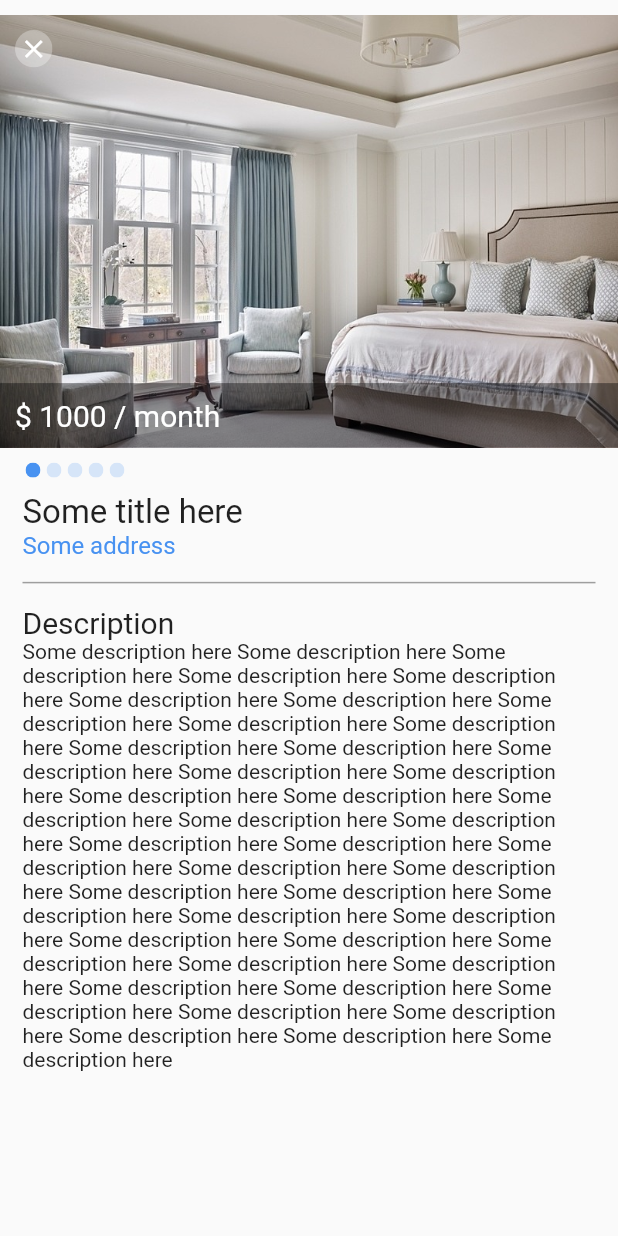
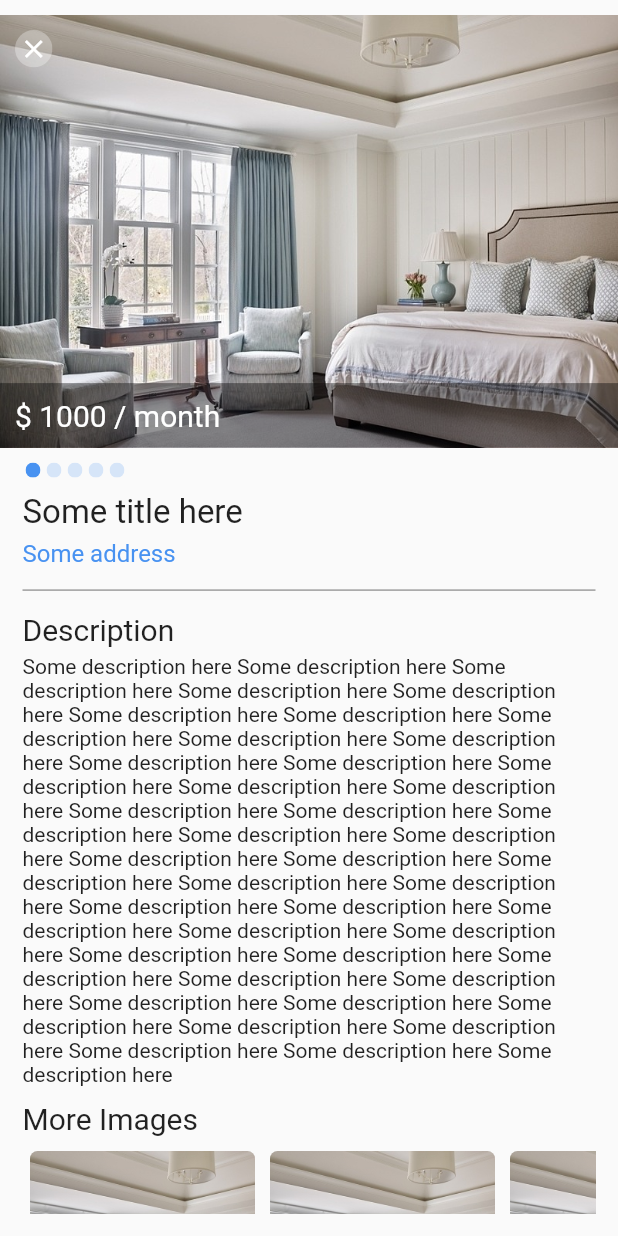
Before and after one commit to izaanjahangir/find-a-room-flutter, a Flutter app: the PostDetails screen opened by its route, on a phone screen of 412 x 824 dp. Run offline on Flutter 3.47's test engine with Material 2 defaults, Android fonts, the phone set to English and light mode, and no system bars; drawn by our look-alikes of carousel_slider, touchable_opacity; our stand-ins replace flutter_easyloading, geolocator, google_maps_flutter.

Commit message:
UI improvements

```diff
--- /dev/null
+++ b/lib/screens/post_details/more_Images.dart
@@ -0,0 +1,32 @@
+import 'package:flutter/material.dart';
+import 'package:flutter/rendering.dart';
+
+class MoreImages extends StatelessWidget {
+  @override
+  Widget build(BuildContext context) {
+    return Container(
+      margin: const EdgeInsets.only(top: 10),
+      child: SingleChildScrollView(
+        scrollDirection: Axis.horizontal,
+        child: Row(
+          children: [
+            ...[1, 2, 3, 4, 5].map((i) {
+              return Container(
+                margin: const EdgeInsets.symmetric(horizontal: 5),
+                child: ClipRRect(
+                  borderRadius: const BorderRadius.all(Radius.circular(5)),
+                  child: Image(
+                    width: 150,
+                    height: 150,
+                    fit: BoxFit.cover,
+                    image: AssetImage("assets/images/room.jpeg"),
+                  ),
+                ),
+              );
+            }).toList()
+          ],
+        ),
+      ),
+    );
+  }
+}
--- a/lib/screens/post_details/post_details.dart
+++ b/lib/screens/post_details/post_details.dart
@@ -7,6 +7,7 @@ import 'package:izaan_want_a_room/config/theme_colors.dart';
 // import 'package:izaan_want_a_room/config/theme_colors.dart';
 import 'package:izaan_want_a_room/screens/post_details/carousel.dart';
 import 'package:izaan_want_a_room/screens/post_details/indicators.dart';
+import 'package:izaan_want_a_room/screens/post_details/more_Images.dart';
 import 'package:touchable_opacity/touchable_opacity.dart';
 
 class PostDetails extends StatefulWidget {
@@ -34,6 +35,7 @@ class _PostDetailsState extends State<PostDetails> {
       child: Scaffold(
           body: Container(
               margin: const EdgeInsets.only(top: 10),
+              padding: const EdgeInsets.only(bottom: 15),
               child: SingleChildScrollView(
                 child: Container(
                   child: Column(
@@ -96,6 +98,9 @@ class _PostDetailsState extends State<PostDetails> {
                                 fontSize: 22,
                               ),
                             ),
+                            SizedBox(
+                              height: 5,
+                            ),
                             Text(
                               "Some address",
                               maxLines: 3,
@@ -114,9 +119,20 @@ class _PostDetailsState extends State<PostDetails> {
                               "Description",
                               style: TextStyle(fontSize: 20),
                             ),
+                            SizedBox(
+                              height: 5,
+                            ),
                             Text(
                                 "Some description here Some description here Some description here Some description here Some description here Some description here Some description here Some description here Some description here Some description here Some description here Some description here Some description here Some description here Some description here Some description here Some description here Some description here Some description here Some description here Some description here Some description here Some description here Some description here Some description here Some description here Some description here Some description here Some description here Some description here Some description here Some description here Some description here Some description here Some description here Some description here Some description here Some description here Some description here Some description here Some description here Some description here Some description here ",
-                                style: TextStyle(fontSize: 14))
+                                style: TextStyle(fontSize: 14)),
+                            SizedBox(
+                              height: 10,
+                            ),
+                            Text(
+                              "More Images",
+                              style: TextStyle(fontSize: 20),
+                            ),
+                            MoreImages()
                           ],
                         ),
                       ),
```
Also changed, not shown: 2 other files.
